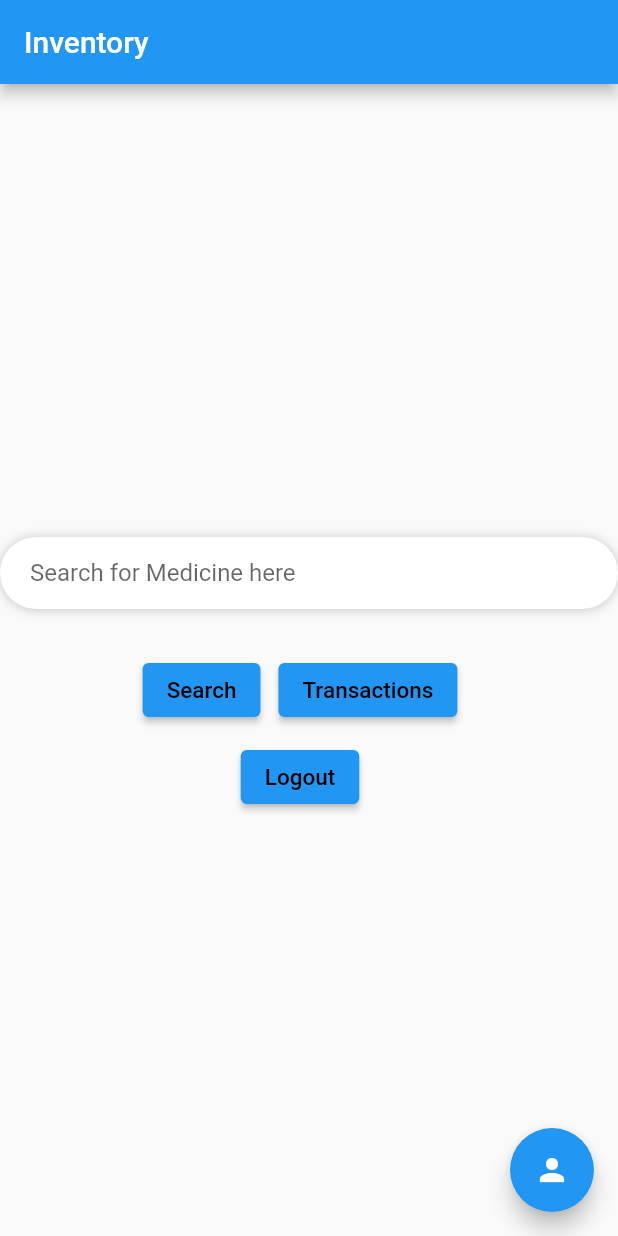
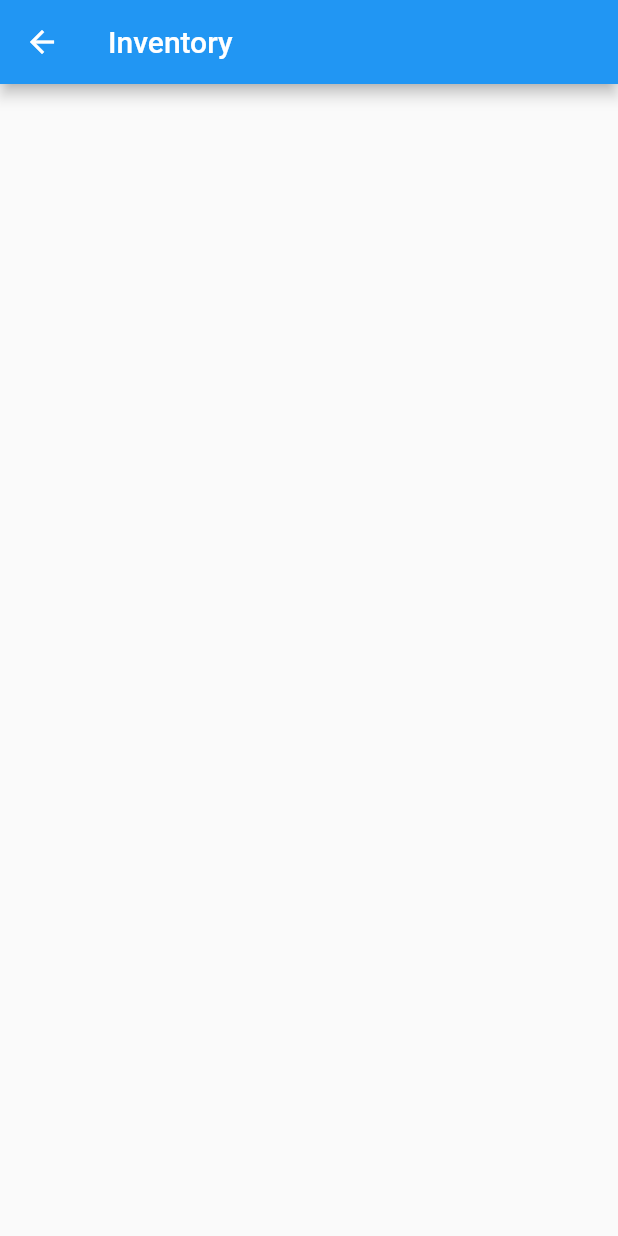
Before and after one commit to mananmehta3/Pharmacy-Management-System, a Flutter app: the SearchView screen opened directly, after a tap on "Search", on a phone screen of 412 x 824 dp. Run offline on Flutter 3.47's test engine with Material 2 defaults, Android fonts, the phone set to English and light mode, and no system bars; our stand-ins replace cloud_firestore, firebase_auth, firebase_core; accounts and stored records are empty; Roboto replaces fonts that are missing (arial).

Commit message:
Changes in Transaction View and Inventory View Created

```diff
--- /dev/null
+++ b/lib/views/inventory_view.dart
@@ -0,0 +1,11 @@
+import 'package:flutter/material.dart';
+
+class InventoryView extends StatelessWidget {
+  const InventoryView({Key? key}) : super(key: key);
+
+  @override
+  Widget build(BuildContext context) {
+    return Scaffold(
+        appBar: AppBar(title: const Text('Inventory')), body: Column());
+  }
+}
--- a/lib/views/search_view.dart
+++ b/lib/views/search_view.dart
@@ -1,4 +1,5 @@
 import 'package:flutter/material.dart';
+import 'package:learningdart/views/inventory_view.dart';
 import 'package:learningdart/views/transactions_view.dart';
 import 'employee_information_view.dart';
 import 'login_view.dart';
@@ -15,7 +16,7 @@ class _SearchViewState extends State<SearchView> {
   Widget build(BuildContext context) {
     return Scaffold(
         appBar: AppBar(
-            title: const Text('Inventory'), automaticallyImplyLeading: false),
+            title: const Text('Search'), automaticallyImplyLeading: false),
         body: Column(
           mainAxisAlignment: MainAxisAlignment.center,
           children: [
@@ -62,7 +63,12 @@ class _SearchViewState extends State<SearchView> {
                 Padding(
                   padding: const EdgeInsets.only(right: 12.0, top: 10),
                   child: ElevatedButton(
-                    onPressed: () {},
+                    onPressed: () async {
+                      Navigator.push(
+                          context,
+                          MaterialPageRoute(
+                              builder: (context) => const InventoryView()));
+                    },
                     child: const Text(
                       "Search",
                       style: TextStyle(
```
Also changed, not shown: lib/views/transactions_view.dart (+20 -2 lines).
